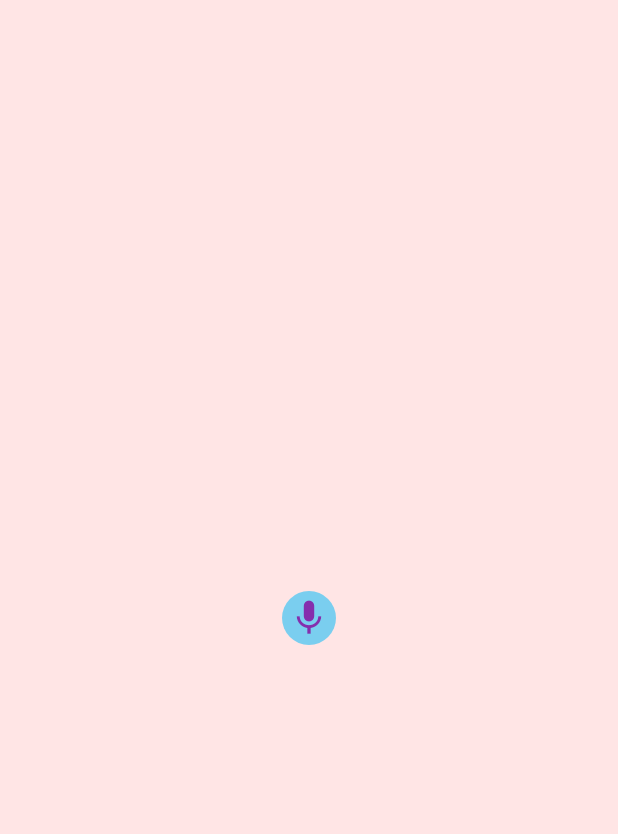
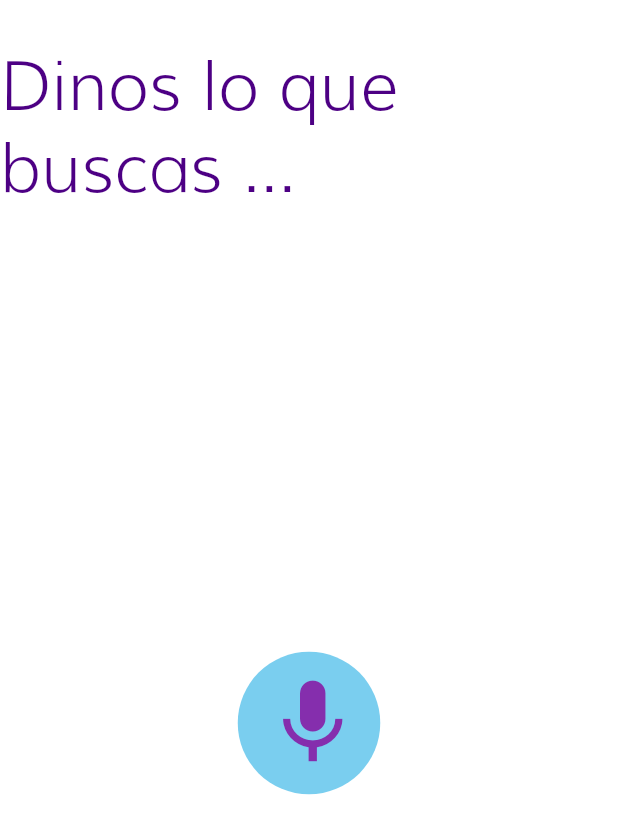
Before and after one commit to csantacruza/unilago_prototype, a Flutter app: the screen it shows after launch, on a phone screen of 412 x 824 dp. Shown: the top 834 px of the screen. Run offline on Flutter 3.47's test engine with Material 2 defaults, Android fonts, the phone set to English and light mode, and no system bars.

Commit message:
Fix microphone UI

```diff
--- a/lib/pages/micro.dart
+++ b/lib/pages/micro.dart
@@ -6,25 +6,51 @@ class Microphone extends StatelessWidget {
 
   @override
   Widget build(BuildContext context) {
-
     final screenSize = MediaQuery.of(context).size;
 
     return Container(
       height: screenSize.height,
       width: screenSize.width,
       //Use theme defined in the main.dart to get the colors
-          color: Theme.of(context).cardColor,
+      color: Colors.white,
+      child: Column(
+        children: <Widget>[
+          SizedBox(
+            height: 30.0,
+          ),
+          Center(
+            child: Text("Dinos lo que buscas ... ",
+                style: Theme.of(context)
+                    .textTheme
+                    .display2
+                    .copyWith(color: Theme.of(context).primaryColor)),
+          ),
+          Expanded(
+            child: Center(
+                child: Container(
+              height: 95.0,
+              width: 95.0,
               child: Center(
                 child: FlatButton(
+                  autofocus: true,
                   shape: CircleBorder(),
                   color: Theme.of(context).buttonColor,
-              child: Icon(Icons.mic,
+                  child: Center(
+                    child: Icon(
+                      Icons.mic,
                       color: Theme.of(context).accentColor,
-              size: 28.0,),
-              onPressed: (){
+                      size: 68.0,
+                    ),
+                  ),
+                  onPressed: () {
                     Navigator.of(context).pushNamed('/recomendation');
                   },
+                ),
+              ),
             )),
+          ),
+        ],
+      ),
     );
   }
 }
```
Also changed, not shown: lib/pages/recomendation.dart (+6 -4 lines). Lines whose indentation alone changed are shown as unchanged.
